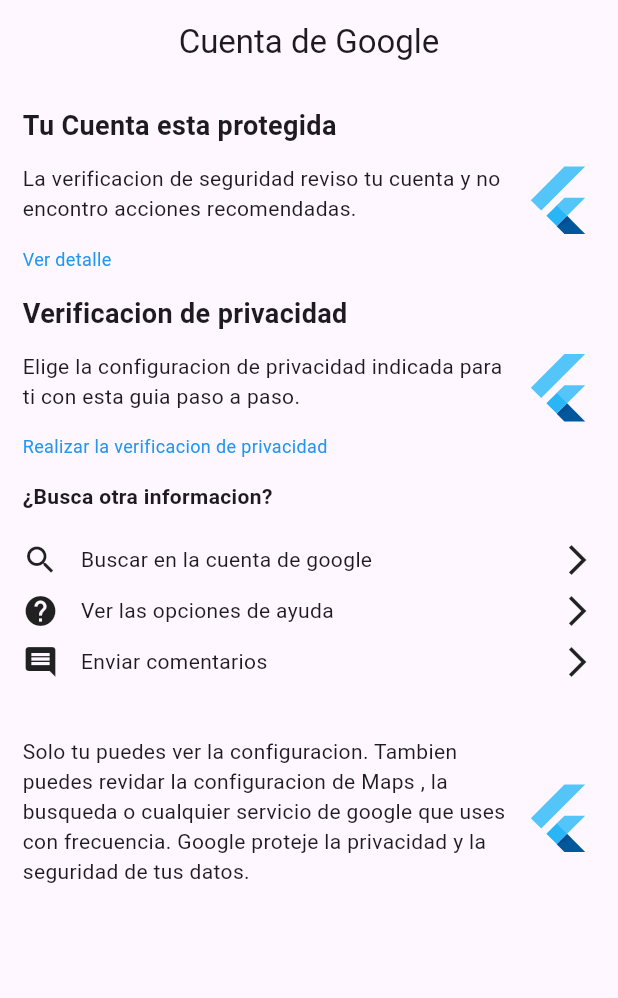
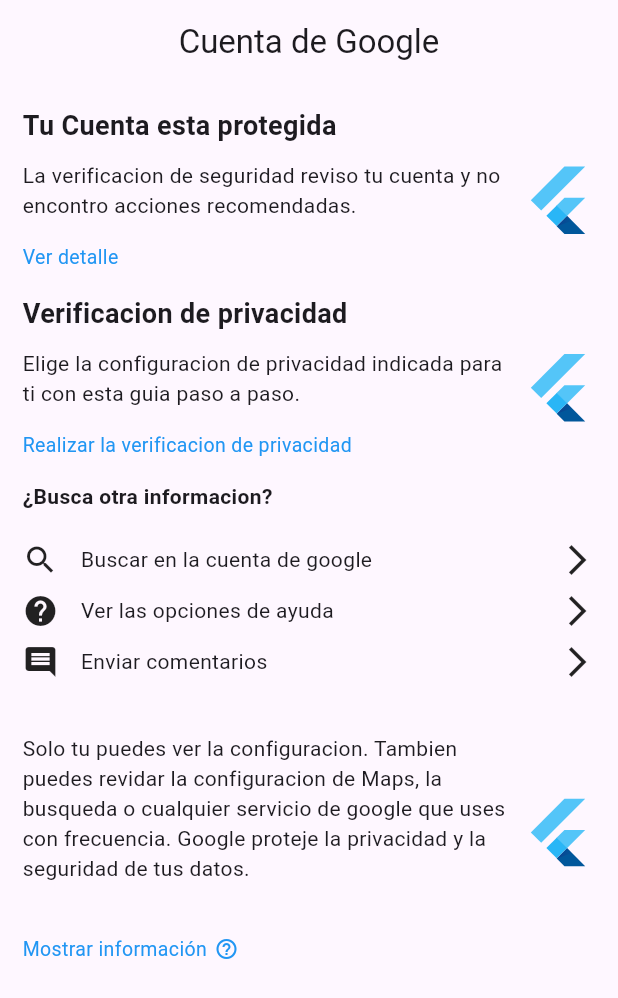
Before and after one commit to FjC-14/Lenguajes-de-Programacion, a Flutter app: the screen it shows after launch, on a phone screen of 412 x 824 dp. Shown: the top 998 px of the screen. Run offline on Flutter 3.47's test engine with Material 3 defaults, Android fonts, the phone set to English and light mode, and no system bars; Roboto replaces fonts that are missing (addressCityAndState, jobTitle).

Commit message:
Update main.dart

```diff
--- a/Tarea 1.2- Fernando Castro/replica_google/lib/main.dart
+++ b/Tarea 1.2- Fernando Castro/replica_google/lib/main.dart
@@ -5,21 +5,17 @@ void main() {
 }
 
 class MyApp extends StatelessWidget {
-  //estilo
-
   const MyApp({super.key});
 
   @override
   Widget build(BuildContext context) {
     const String titulo1 = "Tu Cuenta esta protegida";
-    const String parrafo1 =
-        "La verificacion de seguridad reviso tu cuenta y no encontro acciones recomendadas.";
+    const String parrafo1 = "La verificacion de seguridad reviso tu cuenta y no encontro acciones recomendadas.";
     const String detalle1 = "Ver detalle";
     const String titulo2 = "Verificacion de privacidad";
-    const String parrafo2 =
-        "Elige la configuracion de privacidad indicada para ti con esta guia paso a paso.";
+    const String parrafo2 = "Elige la configuracion de privacidad indicada para ti con esta guia paso a paso.";
     const String detalle2 = "Realizar la verificacion de privacidad";
-    const String parrafo3 = "Solo tu puedes ver la configuracion. Tambien puedes revidar la configuracion de Maps , la busqueda o cualquier servicio de google que uses con frecuencia. Google proteje la privacidad y la seguridad de tus datos.";
+    const String parrafo3 = "Solo tu puedes ver la configuracion. Tambien puedes revidar la configuracion de Maps, la busqueda o cualquier servicio de google que uses con frecuencia. Google proteje la privacidad y la seguridad de tus datos. ";
 
     return MaterialApp(
       debugShowCheckedModeBanner: false,
@@ -62,27 +58,48 @@ class MyApp extends StatelessWidget {
                         const SizedBox(
                           height: 10,
                         ),
-                          caja(Icons.help,
-                              "    Ver las opciones de ayuda"),
+                        caja(Icons.help, "    Ver las opciones de ayuda"),
                         const SizedBox(
                           height: 10,
                         ),
-                          caja(Icons.comment, "    Enviar comentarios")
+                        caja(Icons.comment, "    Enviar comentarios"),
                       ],
                     ),
-                      const Contenido(titulo: "", text2: parrafo3, text3: "")
+                    const Contenido(
+                      titulo: "",
+                      text2: parrafo3,
+                      text3: "",
+                      additional: Row(
+                        children: [
+                          Text(
+                            "Mostrar información",
+                            style: TextStyle(
+                              color: Colors.blue,
+                              fontFamily: AutofillHints.addressCityAndState,
+                              fontSize: 13,
+                            ),
+                          ),
+                          SizedBox(width: 5),
+                          Icon(
+                            Icons.help_outline,
+                            color: Colors.blue,
+                            size: 16,
+                          ),
+                        ],
+                      ),
+                    ),
                   ],
                 ),
               ),
             ),
           ),
-          )),
+        ),
+      ),
     );
   }
 
   caja(IconData icono, String texto) {
-    const estiloIntern0 =
-        TextStyle(fontSize: 14, fontFamily: AutofillHints.jobTitle);
+    const estiloIntern0 = TextStyle(fontSize: 14, fontFamily: AutofillHints.jobTitle);
     return Row(
       children: [
         Icon(icono),
@@ -90,7 +107,8 @@ class MyApp extends StatelessWidget {
           child: Text(
             texto,
             style: estiloIntern0,
-        )),
+          ),
+        ),
         const SizedBox(
           width: 40,
         ),
@@ -100,17 +118,18 @@ class MyApp extends StatelessWidget {
   }
 }
 
-//funcion para los contenidos
 class Contenido extends StatelessWidget {
   final String titulo;
   final String text2;
   final String text3;
+  final Widget? additional;
 
   const Contenido({
     super.key,
     required this.titulo,
     required this.text2,
     required this.text3,
+    this.additional,
   });
 
   @override
@@ -118,7 +137,8 @@ class Contenido extends StatelessWidget {
     const texts = TextStyle(
       color: Colors.blue,
       fontFamily: AutofillHints.addressCityAndState,
-        fontSize: 12);
+      fontSize: 13,
+    );
     const titulos = TextStyle(
       fontSize: 18,
       fontWeight: FontWeight.bold,
@@ -135,7 +155,7 @@ class Contenido extends StatelessWidget {
                 style: titulos,
               ),
               const SizedBox(
-                height: 12,
+                height: 10,
               ),
               Text(text2),
               const SizedBox(
@@ -144,7 +164,9 @@ class Contenido extends StatelessWidget {
               Text(
                 text3,
                 style: texts,
-              ), const SizedBox(height: 15,)
+              ),
+              if (additional != null) additional!,
+              const SizedBox(height: 15),
             ],
           ),
         ),
@@ -152,8 +174,8 @@ class Contenido extends StatelessWidget {
           decoration: const BoxDecoration(
             shape: BoxShape.circle,
           ),
-            child: const  FlutterLogo(size:50),
-            )
+          child: const FlutterLogo(size: 50),
+        ),
       ],
     );
   }
```
Lines whose indentation alone changed are shown as unchanged.
